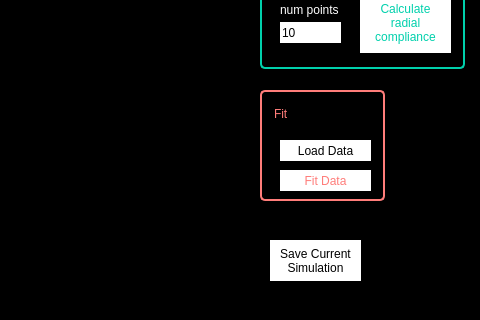
Above: compliance_fit/compliance_fit_gui.ui from floriantheuss/afm_youngs_modulus before the change; both pictures show x 332 to 812 and y 132 to 452 of the 812 by 761 pixel window. Below: the same form after it.
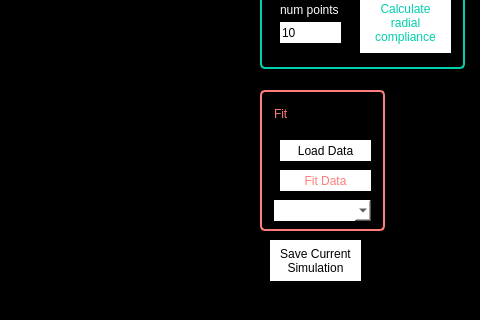
That is the form after the change. The open tabs and pages were chosen to show the change. Custom widgets are drawn as their Qt base class.

Commit message: add option to fit raw data

```diff
--- a/compliance_fit/compliance_fit_gui.ui
+++ b/compliance_fit/compliance_fit_gui.ui
@@ -399,7 +399,7 @@
         <x>580</x>
         <y>190</y>
         <width>125</width>
-        <height>111</height>
+        <height>141</height>
        </rect>
       </property>
       <property name="styleSheet">
@@ -472,6 +472,22 @@
         <string>Fit Data</string>
        </property>
       </widget>
+      <widget class="QComboBox" name="fitDataSourceCombo">
+       <property name="geometry">
+        <rect>
+         <x>14</x>
+         <y>110</y>
+         <width>97</width>
+         <height>21</height>
+        </rect>
+       </property>
+       <property name="styleSheet">
+        <string notr="true">background-color: rgb(255, 255, 255);
+color: rgb(0, 0, 0);
+border: 0px solid rgb(0, 255, 0);
+border-radius: 0px</string>
+       </property>
+      </widget>
      </widget>
      <widget class="PlotWidget" name="radialCompliancePlot">
       <property name="geometry">
```
The commit also changes 1 other file.
